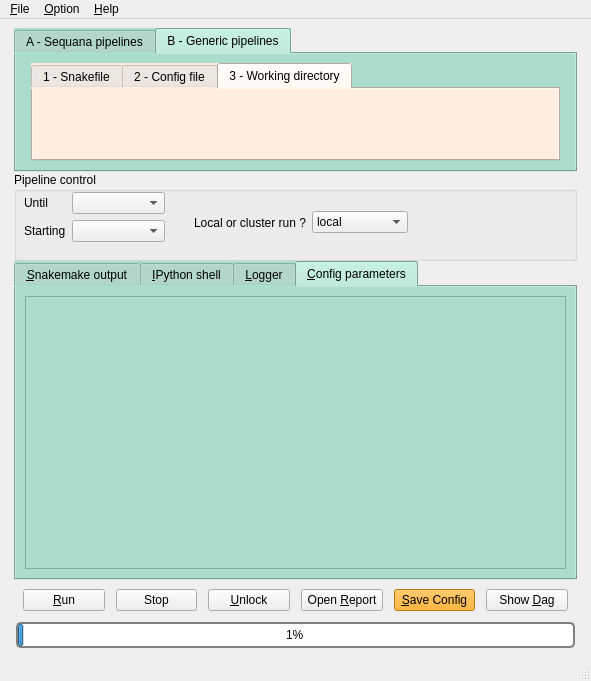
Old version of the form sequana/gui/mainwindow.ui in the repository vladsaveliev/sequana.
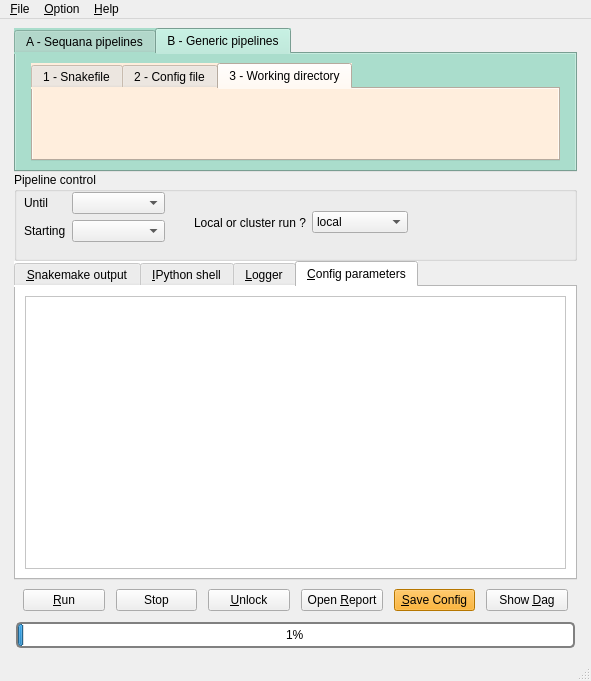
New version of the form. The open tabs and pages were chosen to show the change.

Commit message: update layout, fix typo

```diff
--- a/sequana/gui/mainwindow.ui
+++ b/sequana/gui/mainwindow.ui
@@ -426,7 +426,7 @@
          <string/>
         </property>
         <property name="styleSheet">
-         <string notr="true">background-color:#aaddcc</string>
+         <string notr="true">background-color:#ffffff</string>
         </property>
         <property name="currentIndex">
          <number>1</number>
@@ -533,8 +533,8 @@
               <rect>
                <x>0</x>
                <y>0</y>
-               <width>861</width>
-               <height>341</height>
+               <width>66</width>
+               <height>16</height>
               </rect>
              </property>
             </widget>
```
The commit also changes 2 other files.
